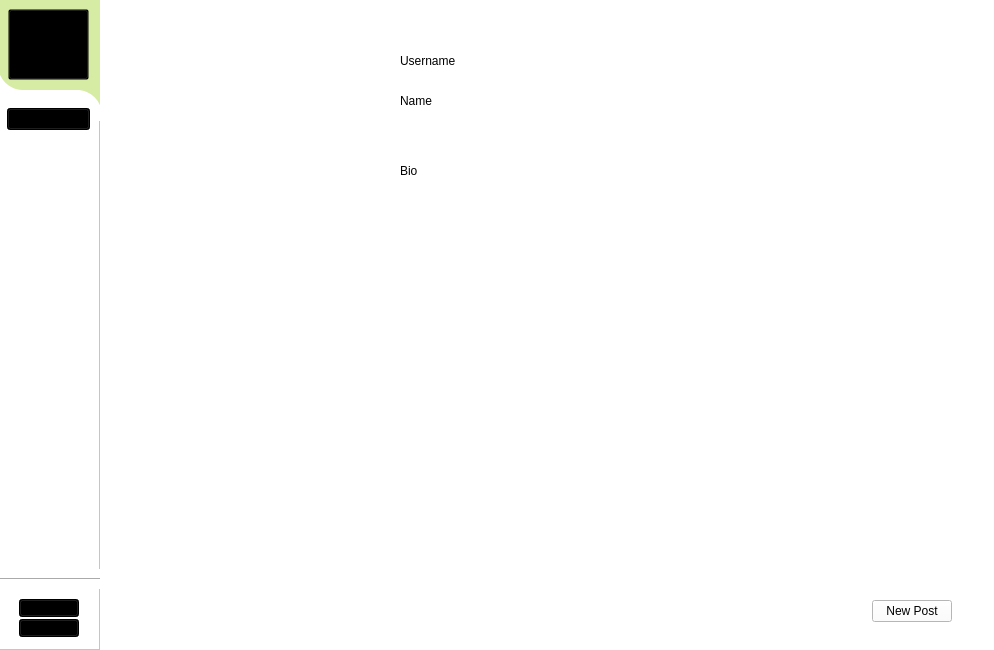
First picture: the form in SocialNetwork/mainwindow.ui, repository amir-h-A-0001/DS-SocialNetwork, before the edit.
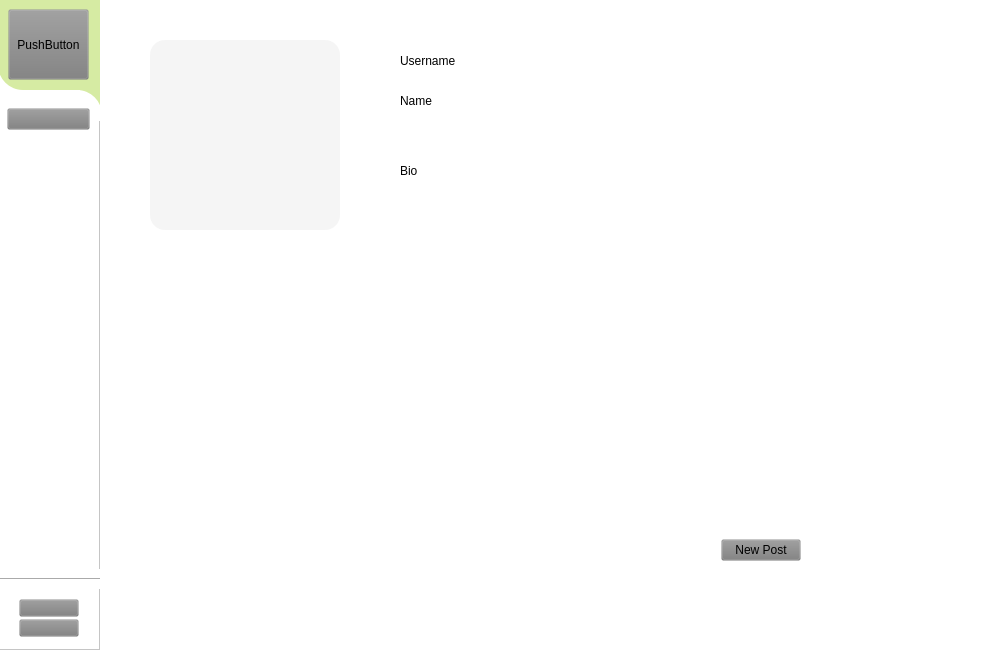
Second picture: the form after the edit. Icons and pictures are not drawn.

```diff
--- a/SocialNetwork/mainwindow.ui
+++ b/SocialNetwork/mainwindow.ui
@@ -101,7 +101,7 @@
           </size>
          </property>
          <property name="styleSheet">
-          <string notr="true">background-color: rgb(0, 0, 0);</string>
+          <string notr="true">background-color: rgba(125, 125, 125,20);</string>
          </property>
          <property name="text">
           <string/>
@@ -134,7 +134,7 @@
       </rect>
      </property>
      <property name="styleSheet">
-      <string notr="true">background-color: rgb(0, 0, 0);</string>
+      <string notr="true">background-color: rgba(125, 125, 125,20);</string>
      </property>
      <property name="text">
       <string/>
@@ -150,7 +150,7 @@
       </rect>
      </property>
      <property name="styleSheet">
-      <string notr="true">background-color: rgb(0, 0, 0);</string>
+      <string notr="true">background-color: rgba(125, 125, 125,20);</string>
      </property>
      <property name="text">
       <string/>
@@ -206,6 +206,9 @@
         <height>71</height>
        </rect>
       </property>
+      <property name="styleSheet">
+       <string notr="true">background-color: rgba(125, 125, 125,20);</string>
+      </property>
       <property name="text">
        <string>PushButton</string>
       </property>
@@ -282,9 +285,9 @@
       <property name="geometry">
        <rect>
         <x>30</x>
-        <y>270</y>
+        <y>260</y>
         <width>831</width>
-        <height>361</height>
+        <height>381</height>
        </rect>
       </property>
       <property name="styleSheet">
@@ -295,9 +298,14 @@
 QScrollArea QWidget {
 	background : transparent;
 }
+
+
     
 </string>
       </property>
+      <property name="frameShape">
+       <enum>QFrame::Shape::NoFrame</enum>
+      </property>
       <property name="widgetResizable">
        <bool>true</bool>
       </property>
@@ -307,10 +315,34 @@
          <x>0</x>
          <y>0</y>
          <width>831</width>
-         <height>361</height>
+         <height>381</height>
+        </rect>
+       </property>
+       <widget class="QWidget" name="verticalLayoutWidget">
+        <property name="geometry">
+         <rect>
+          <x>80</x>
+          <y>50</y>
+          <width>601</width>
+          <height>261</height>
         </rect>
        </property>
        <layout class="QVBoxLayout" name="verticalLayout_2">
+         <property name="spacing">
+          <number>5</number>
+         </property>
+         <property name="leftMargin">
+          <number>10</number>
+         </property>
+         <property name="topMargin">
+          <number>10</number>
+         </property>
+         <property name="rightMargin">
+          <number>10</number>
+         </property>
+         <property name="bottomMargin">
+          <number>10</number>
+         </property>
         <item>
          <spacer name="verticalSpacer_2">
           <property name="orientation">
@@ -351,7 +383,7 @@
              <cursorShape>PointingHandCursor</cursorShape>
             </property>
             <property name="styleSheet">
-             <string notr="true">background-color: rgb(255, 255, 255);
+              <string notr="true">background-color: rgba(125, 125, 125,20);
 color: rgb(0, 0, 0);</string>
             </property>
             <property name="text">
@@ -364,6 +396,7 @@
        </layout>
       </widget>
      </widget>
+     </widget>
      <widget class="QFrame" name="userInformationF">
       <property name="geometry">
        <rect>
@@ -377,7 +410,7 @@
        <string notr="true"> QFrame {
         border-radius: 15px;
 	background-color: rgb(255, 255, 255);
-    }
+   }
 QLabel {
 	background : transparent;
 	font: 10pt &quot;Dosis&quot;;
@@ -419,6 +452,9 @@
          <height>190</height>
         </rect>
        </property>
+       <property name="styleSheet">
+        <string notr="true">background-color: rgba(125, 125, 125,20);</string>
+       </property>
        <property name="text">
         <string/>
        </property>
@@ -432,6 +468,9 @@
          <height>41</height>
         </rect>
        </property>
+       <property name="styleSheet">
+        <string notr="true"/>
+       </property>
        <property name="text">
         <string>Username</string>
        </property>
@@ -445,6 +484,10 @@
          <height>41</height>
         </rect>
        </property>
+       <property name="styleSheet">
+        <string notr="true">
+</string>
+       </property>
        <property name="text">
         <string>Name</string>
        </property>
@@ -461,6 +504,9 @@
          <height>81</height>
         </rect>
        </property>
+       <property name="styleSheet">
+        <string notr="true"/>
+       </property>
        <property name="text">
         <string>Bio</string>
        </property>
```
Lines whose indentation alone changed are shown as unchanged.
